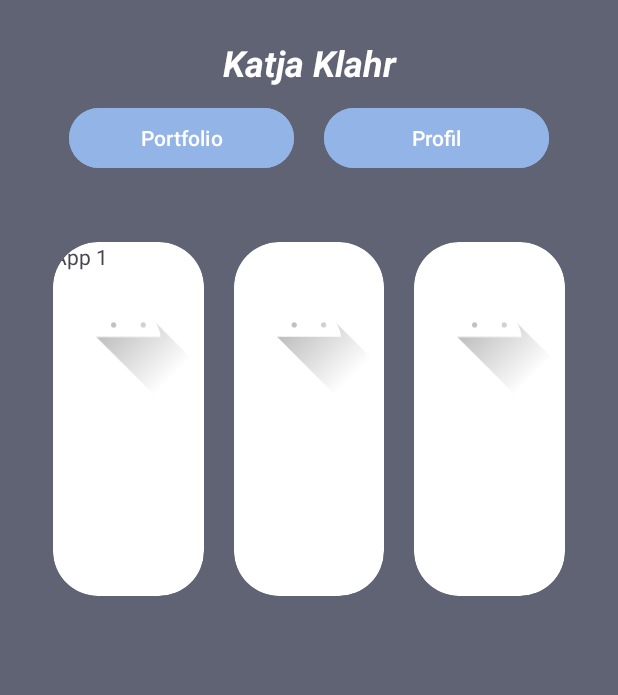
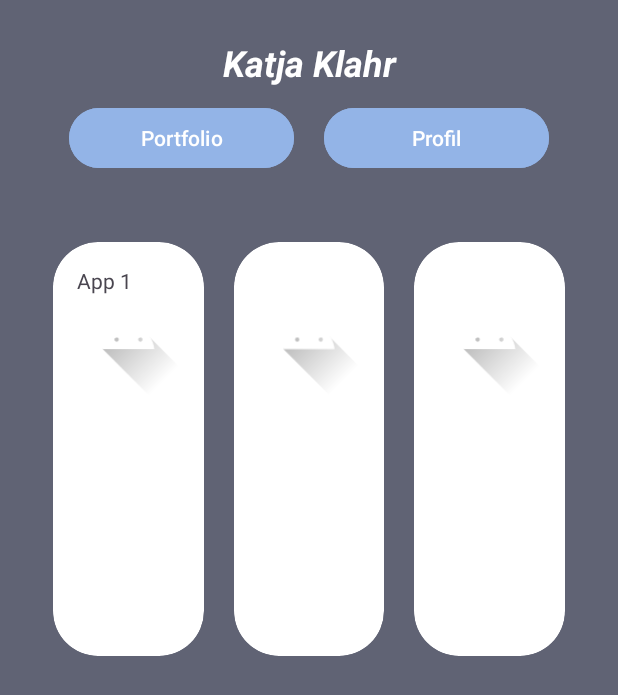
Before and after one commit to z0etz/Codefolio, an Android app: the screen it shows after launch (MainActivity), on a phone screen of 412 x 824 dp. Shown: the top 695 px of the screen. Run offline under Robolectric (Android 15) with nearby library versions, the phone set to English and light mode, and no system bars.

Commit message:
Fungerand version utöver att använda bundle i PortfolioItemFragment (som är utkommenterat).

```diff
--- a/app/src/main/java/com/katja/codefolio/PortfolioAdapter.kt
+++ b/app/src/main/java/com/katja/codefolio/PortfolioAdapter.kt
@@ -1,11 +1,10 @@
-package com.katja.codefolio;
+package com.katja.codefolio
 
+import android.os.Bundle
 import android.view.LayoutInflater
-import android.view.View
 import android.view.ViewGroup
 import android.widget.ImageView
 import android.widget.TextView
-import android.widget.Toast
 import androidx.cardview.widget.CardView
 import androidx.fragment.app.FragmentManager
 import androidx.fragment.app.commit
@@ -35,6 +34,12 @@ class PortfolioAdapter(private val fragmentManager: FragmentManager,
         holder.tvDescription.text = currentPortfolioItem.description
         holder.imImage.setImageResource(currentPortfolioItem.imgSrc)
         holder.cardView.setOnClickListener{
+            val fragment = PortfolioItemFragment()
+            val args = Bundle().apply {
+                putSerializable("portfolioItem", currentPortfolioItem)
+            }
+            fragment.arguments = args
+
             fragmentManager.commit {
                 replace(R.id.frameContent, PortfolioItemFragment())
             }
--- a/app/src/main/java/com/katja/codefolio/PortfolioItemFragment.kt
+++ b/app/src/main/java/com/katja/codefolio/PortfolioItemFragment.kt
@@ -16,6 +16,11 @@ class PortfolioItemFragment : Fragment() {
         savedInstanceState: Bundle?
     ): View? {
         binding = FragmentPortfolioItemBinding.inflate(layoutInflater, container,false)
+//        val args = arguments
+//        val portfolioItem = args?.getSerializable("portfolioItem") as PortfolioItem
+
+//        binding.itemTitle.text = portfolioItem.title
+
         return binding.root
     }
 }
--- a/app/src/main/res/layout/portfolio_item.xml
+++ b/app/src/main/res/layout/portfolio_item.xml
@@ -2,7 +2,6 @@
 <androidx.cardview.widget.CardView
     xmlns:android="http://schemas.android.com/apk/res/android"
     xmlns:app="http://schemas.android.com/apk/res-auto"
-    xmlns:tools="http://schemas.android.com/tools"
 
     android:id="@+id/portfolio_item_root"
     android:layout_width="match_parent"
@@ -14,12 +13,15 @@
     <TextView
         android:id="@+id/portfolio_item_name"
         android:layout_width="match_parent"
-        android:layout_height="wrap_content"/>
+        android:layout_height="wrap_content"
+        android:layout_marginTop="@dimen/font_medium"
+        android:layout_marginHorizontal="@dimen/font_medium"/>
 
     <ImageView
         android:id="@+id/portfolio_item_image"
         android:layout_width="wrap_content"
-        android:layout_height="wrap_content"/>
+        android:layout_height="wrap_content"
+        android:layout_margin="@dimen/margin_small"/>
 
     <TextView
         android:id="@+id/short_descripton"
@@ -34,8 +36,8 @@
         android:textStyle="bold"
         android:textColor="@color/mountain_gray"
         android:textSize="@dimen/font_medium"
-        tools:text="short_description"
-        android:text="short_description"
+        android:layout_marginBottom="@dimen/font_medium"
+        android:layout_marginHorizontal="@dimen/font_medium"
     />
 
 </androidx.cardview.widget.CardView>
```
Also changed, not shown: app/src/main/java/com/katja/codefolio/MainActivity.kt (+3 -4 lines).
